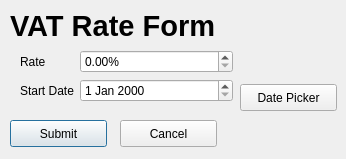
supermaximo93/Computing_Project, file dialogs/vatrate/VatRateForm.ui: the form before one commit.
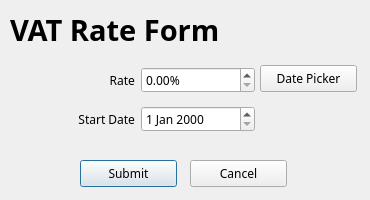
The form after the commit.

```diff
--- a/dialogs/vatrate/VatRateForm.ui
+++ b/dialogs/vatrate/VatRateForm.ui
@@ -6,60 +6,23 @@
    <rect>
     <x>0</x>
     <y>0</y>
-    <width>346</width>
-    <height>159</height>
+    <width>370</width>
+    <height>200</height>
    </rect>
   </property>
+  <property name="font">
+   <font>
+    <family>Sans Serif</family>
+   </font>
+  </property>
   <property name="windowTitle">
    <string>Dialog</string>
   </property>
-  <widget class="QWidget" name="formLayoutWidget">
-   <property name="geometry">
-    <rect>
-     <x>20</x>
-     <y>50</y>
-     <width>213</width>
-     <height>71</height>
-    </rect>
-   </property>
-   <layout class="QFormLayout" name="formLayout">
-    <property name="fieldGrowthPolicy">
-     <enum>QFormLayout::AllNonFixedFieldsGrow</enum>
-    </property>
-    <item row="0" column="0">
-     <widget class="QLabel" name="label_vatRate">
-      <property name="text">
-       <string>Rate</string>
-      </property>
-     </widget>
-    </item>
-    <item row="0" column="1">
-     <widget class="QDoubleSpinBox" name="doubleSpinBox_vatRate">
-      <property name="suffix">
-       <string>%</string>
-      </property>
-      <property name="maximum">
-       <double>999999999.000000000000000</double>
-      </property>
-     </widget>
-    </item>
-    <item row="1" column="0">
-     <widget class="QLabel" name="label_startDate">
-      <property name="text">
-       <string>Start Date</string>
-      </property>
-     </widget>
-    </item>
-    <item row="1" column="1">
-     <widget class="QDateEdit" name="dateEdit_startDate"/>
-    </item>
-   </layout>
-  </widget>
   <widget class="QPushButton" name="pushButton_submit">
    <property name="geometry">
     <rect>
-     <x>10</x>
-     <y>120</y>
+     <x>80</x>
+     <y>160</y>
      <width>97</width>
      <height>27</height>
     </rect>
@@ -73,8 +36,8 @@
     <rect>
      <x>10</x>
      <y>10</y>
-     <width>281</width>
-     <height>31</height>
+     <width>361</width>
+     <height>41</height>
     </rect>
    </property>
    <property name="font">
@@ -87,12 +50,15 @@
    <property name="text">
     <string>VAT Rate Form</string>
    </property>
+   <property name="alignment">
+    <set>Qt::AlignLeading|Qt::AlignLeft|Qt::AlignTop</set>
+   </property>
   </widget>
   <widget class="QPushButton" name="pushButton_cancel">
    <property name="geometry">
     <rect>
-     <x>120</x>
-     <y>120</y>
+     <x>190</x>
+     <y>160</y>
      <width>97</width>
      <height>27</height>
     </rect>
@@ -104,8 +70,8 @@
   <widget class="QPushButton" name="pushButton_datePicker">
    <property name="geometry">
     <rect>
-     <x>240</x>
-     <y>84</y>
+     <x>260</x>
+     <y>65</y>
      <width>97</width>
      <height>27</height>
     </rect>
@@ -114,6 +80,51 @@
     <string>Date Picker</string>
    </property>
   </widget>
+  <widget class="QWidget" name="gridLayoutWidget">
+   <property name="geometry">
+    <rect>
+     <x>20</x>
+     <y>60</y>
+     <width>235</width>
+     <height>80</height>
+    </rect>
+   </property>
+   <layout class="QGridLayout" name="gridLayout_2">
+    <item row="0" column="0">
+     <widget class="QLabel" name="label_vatRate">
+      <property name="text">
+       <string>Rate</string>
+      </property>
+      <property name="alignment">
+       <set>Qt::AlignRight|Qt::AlignTrailing|Qt::AlignVCenter</set>
+      </property>
+     </widget>
+    </item>
+    <item row="1" column="0">
+     <widget class="QLabel" name="label_startDate">
+      <property name="text">
+       <string>Start Date</string>
+      </property>
+      <property name="alignment">
+       <set>Qt::AlignRight|Qt::AlignTrailing|Qt::AlignVCenter</set>
+      </property>
+     </widget>
+    </item>
+    <item row="0" column="1">
+     <widget class="QDoubleSpinBox" name="doubleSpinBox_vatRate">
+      <property name="suffix">
+       <string>%</string>
+      </property>
+      <property name="maximum">
+       <double>999999999.000000000000000</double>
+      </property>
+     </widget>
+    </item>
+    <item row="1" column="1">
+     <widget class="QDateEdit" name="dateEdit_startDate"/>
+    </item>
+   </layout>
+  </widget>
  </widget>
  <resources/>
  <connections/>
```
